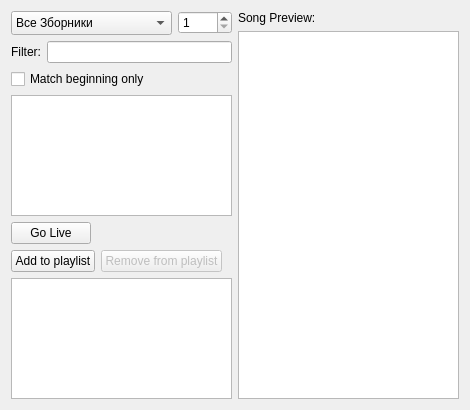
The window that src/songwidget.ui (SoftProjector/src) describes before a commit, drawn with Qt 5.
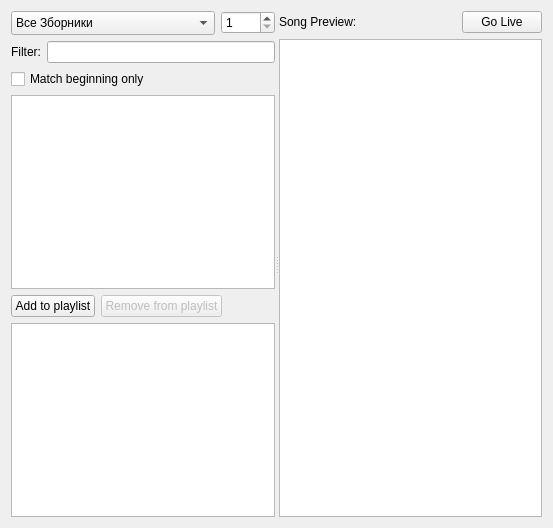
The same window after the commit.

Commit message:
Changed verse&chapter spin boxes to entry fields. This was down in order to remove user confusion that was caused by up/down of spin box not correspond to up/down in list boxes.
Also Moved GoLive button to top-right corner of song&bible frames.

Added a spliter between songs/playlist and preview.

```diff
--- a/src/songwidget.ui
+++ b/src/songwidget.ui
@@ -6,8 +6,8 @@
    <rect>
     <x>0</x>
     <y>0</y>
-    <width>470</width>
-    <height>410</height>
+    <width>553</width>
+    <height>528</height>
    </rect>
   </property>
   <property name="sizePolicy">
@@ -25,8 +25,18 @@
   <property name="windowTitle">
    <string>Form</string>
   </property>
-  <layout class="QGridLayout" name="gridLayout">
-   <item row="0" column="0">
+  <layout class="QHBoxLayout" name="horizontalLayout_6">
+   <item>
+    <widget class="QSplitter" name="splitter">
+     <property name="orientation">
+      <enum>Qt::Horizontal</enum>
+     </property>
+     <property name="childrenCollapsible">
+      <bool>false</bool>
+     </property>
+     <widget class="QWidget" name="">
+      <layout class="QVBoxLayout" name="verticalLayout">
+       <item>
     <layout class="QHBoxLayout" name="horizontalLayout_4" stretch="10,0">
      <item>
       <widget class="QComboBox" name="sbornik_menu">
@@ -67,34 +77,7 @@
      </item>
     </layout>
    </item>
-   <item row="0" column="1" rowspan="7">
-    <layout class="QVBoxLayout" name="verticalLayout_2">
      <item>
-      <widget class="QLabel" name="label">
-       <property name="text">
-        <string>Song Preview:</string>
-       </property>
-      </widget>
-     </item>
-     <item>
-      <widget class="QListWidget" name="listPreview">
-       <property name="minimumSize">
-        <size>
-         <width>150</width>
-         <height>0</height>
-        </size>
-       </property>
-       <property name="alternatingRowColors">
-        <bool>true</bool>
-       </property>
-       <property name="spacing">
-        <number>5</number>
-       </property>
-      </widget>
-     </item>
-    </layout>
-   </item>
-   <item row="1" column="0">
     <layout class="QHBoxLayout" name="horizontalLayout_3">
      <item>
       <widget class="QLabel" name="label_2">
@@ -124,7 +107,7 @@
      </item>
     </layout>
    </item>
-   <item row="2" column="0">
+       <item>
     <layout class="QHBoxLayout" name="horizontalLayout_5">
      <item>
       <widget class="QCheckBox" name="match_beginning_box">
@@ -163,7 +146,7 @@
      </item>
     </layout>
    </item>
-   <item row="3" column="0">
+       <item>
     <widget class="QTableView" name="songs_view">
      <property name="selectionMode">
       <enum>QAbstractItemView::SingleSelection</enum>
@@ -185,8 +168,94 @@
      </attribute>
     </widget>
    </item>
-   <item row="4" column="0">
+       <item>
+        <layout class="QHBoxLayout" name="horizontalLayout">
+         <item>
+          <widget class="QPushButton" name="btnAddToPlaylist">
+           <property name="toolTip">
+            <string>Add the selected song to the playlist</string>
+           </property>
+           <property name="text">
+            <string>Add to playlist</string>
+           </property>
+          </widget>
+         </item>
+         <item>
+          <widget class="QPushButton" name="btnRemoveFromPlaylist">
+           <property name="enabled">
+            <bool>false</bool>
+           </property>
+           <property name="toolTip">
+            <string>Remove the selected song from the playlist</string>
+           </property>
+           <property name="text">
+            <string>Remove from playlist</string>
+           </property>
+          </widget>
+         </item>
+         <item>
+          <spacer name="horizontalSpacer_2">
+           <property name="orientation">
+            <enum>Qt::Horizontal</enum>
+           </property>
+           <property name="sizeHint" stdset="0">
+            <size>
+             <width>0</width>
+             <height>20</height>
+            </size>
+           </property>
+          </spacer>
+         </item>
+        </layout>
+       </item>
+       <item>
+        <widget class="QTableView" name="playlist_view">
+         <property name="selectionMode">
+          <enum>QAbstractItemView::SingleSelection</enum>
+         </property>
+         <property name="selectionBehavior">
+          <enum>QAbstractItemView::SelectRows</enum>
+         </property>
+         <property name="sortingEnabled">
+          <bool>false</bool>
+         </property>
+         <attribute name="horizontalHeaderStretchLastSection">
+          <bool>true</bool>
+         </attribute>
+         <attribute name="verticalHeaderVisible">
+          <bool>false</bool>
+         </attribute>
+         <attribute name="verticalHeaderDefaultSectionSize">
+          <number>20</number>
+         </attribute>
+        </widget>
+       </item>
+      </layout>
+     </widget>
+     <widget class="QWidget" name="">
+      <layout class="QVBoxLayout" name="verticalLayout_2">
+       <item>
     <layout class="QHBoxLayout" name="horizontalLayout_2">
+         <item>
+          <widget class="QLabel" name="label">
+           <property name="text">
+            <string>Song Preview:</string>
+           </property>
+          </widget>
+         </item>
+         <item>
+          <spacer name="horizontalSpacer_3">
+           <property name="orientation">
+            <enum>Qt::Horizontal</enum>
+           </property>
+           <property name="sizeHint" stdset="0">
+            <size>
+             <width>0</width>
+             <height>20</height>
+            </size>
+           </property>
+          </spacer>
+         </item>
      <item>
       <widget class="QPushButton" name="btnLive">
        <property name="toolTip">
@@ -204,81 +273,26 @@
        </property>
       </widget>
      </item>
-     <item>
-      <spacer name="horizontalSpacer_3">
-       <property name="orientation">
-        <enum>Qt::Horizontal</enum>
-       </property>
-       <property name="sizeHint" stdset="0">
-        <size>
-         <width>0</width>
-         <height>20</height>
-        </size>
-       </property>
-      </spacer>
-     </item>
-    </layout>
-   </item>
-   <item row="5" column="0">
-    <layout class="QHBoxLayout" name="horizontalLayout">
+        </layout>
+       </item>
      <item>
-      <widget class="QPushButton" name="btnAddToPlaylist">
-       <property name="toolTip">
-        <string>Add the selected song to the playlist</string>
-       </property>
-       <property name="text">
-        <string>Add to playlist</string>
-       </property>
-      </widget>
-     </item>
-     <item>
-      <widget class="QPushButton" name="btnRemoveFromPlaylist">
-       <property name="enabled">
-        <bool>false</bool>
-       </property>
-       <property name="toolTip">
-        <string>Remove the selected song from the playlist</string>
-       </property>
-       <property name="text">
-        <string>Remove from playlist</string>
-       </property>
-      </widget>
-     </item>
-     <item>
-      <spacer name="horizontalSpacer_2">
-       <property name="orientation">
-        <enum>Qt::Horizontal</enum>
-       </property>
-       <property name="sizeHint" stdset="0">
+        <widget class="QListWidget" name="listPreview">
+         <property name="minimumSize">
         <size>
-         <width>0</width>
-         <height>20</height>
-        </size>
-       </property>
-      </spacer>
-     </item>
-    </layout>
-   </item>
-   <item row="6" column="0">
-    <widget class="QTableView" name="playlist_view">
-     <property name="selectionMode">
-      <enum>QAbstractItemView::SingleSelection</enum>
-     </property>
-     <property name="selectionBehavior">
-      <enum>QAbstractItemView::SelectRows</enum>
-     </property>
-     <property name="sortingEnabled">
-      <bool>false</bool>
-     </property>
-     <attribute name="horizontalHeaderStretchLastSection">
+           <width>150</width>
+           <height>0</height>
+          </size>
+         </property>
+         <property name="alternatingRowColors">
       <bool>true</bool>
-     </attribute>
-     <attribute name="verticalHeaderVisible">
-      <bool>false</bool>
-     </attribute>
-     <attribute name="verticalHeaderDefaultSectionSize">
-      <number>20</number>
-     </attribute>
+         </property>
+         <property name="spacing">
+          <number>5</number>
+         </property>
+        </widget>
+       </item>
+      </layout>
+     </widget>
     </widget>
    </item>
   </layout>
```
Lines whose indentation alone changed are shown as unchanged. The commit also changes 3 other files.
